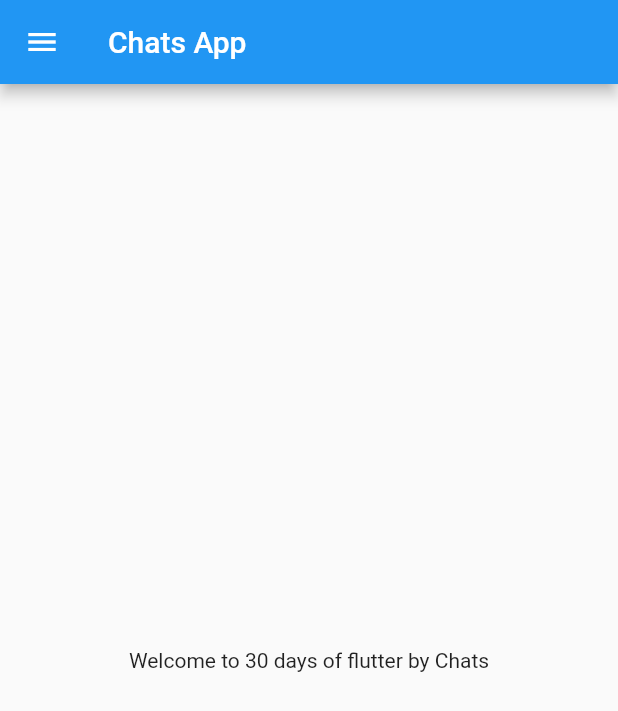
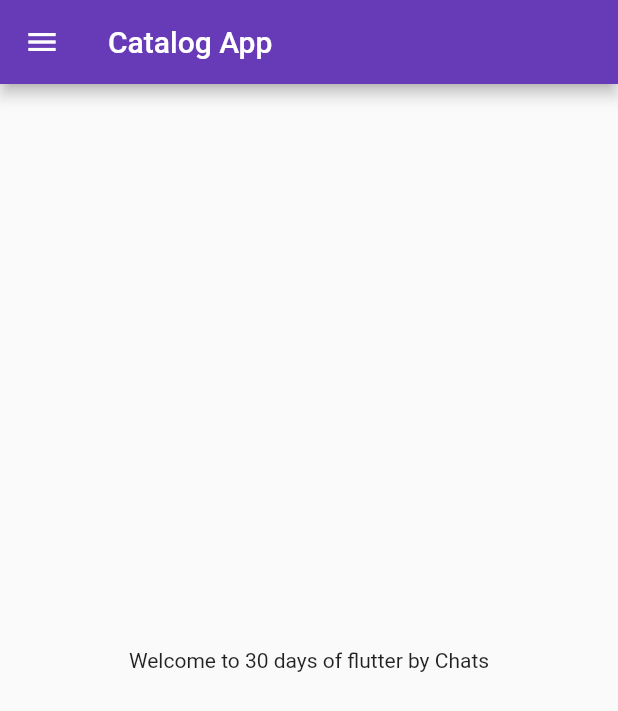
Before and after one commit to Nayan-03/30DaysOffFlutter, a Flutter app: the screen it shows after launch, on a phone screen of 412 x 824 dp. Shown: the top 711 px of the screen. Run offline on Flutter 3.47's test engine with Material 2 defaults, Android fonts, the phone set to English and light mode, and no system bars.

Commit message:
Day 3 completed

```diff
--- a/lib/main.dart
+++ b/lib/main.dart
@@ -1,5 +1,6 @@
 import 'package:flutter/material.dart';
-import 'package:flutter_application_1/home_page.dart';
+import 'package:flutter_application_1/pages/home_page.dart';
+import 'package:flutter_application_1/pages/login_page.dart';
 
 void main() {
   runApp(MyApp());
@@ -12,7 +13,19 @@ class MyApp extends StatelessWidget {
   @override
   Widget build(BuildContext context) {
     return MaterialApp(
-      home: HomePage(),
+      themeMode: ThemeMode.light ,
+      theme: ThemeData(
+        primarySwatch: Colors.deepPurple
+      ),
+      darkTheme: ThemeData(
+      brightness: Brightness.dark
+      ),
+      initialRoute: "/home",
+      routes: {
+        "/": (context) => LoginPage(),
+        "/home": (context) => HomePage(),
+        "login": (context) => LoginPage()
+      },
     );
   }
 }
--- a/lib/home_page.dart
+++ b/lib/pages/home_page.dart
@@ -1,4 +1,4 @@
-import 'package:flutter/material.dart';
+ import 'package:flutter/material.dart';
 
 class HomePage extends StatelessWidget {
   const HomePage({ Key? key }) : super(key: key);
@@ -11,7 +11,7 @@ class HomePage extends StatelessWidget {
   Widget build(BuildContext context) {
     return  Scaffold(
       appBar: AppBar(
-        title: const Text("Chats App"),
+        title: const Text("Catalog App"),
       ),
         body: Center(
           child: Container(
```
Also changed, not shown: lib/pages/login_page.dart (added, +20 -0 lines).
